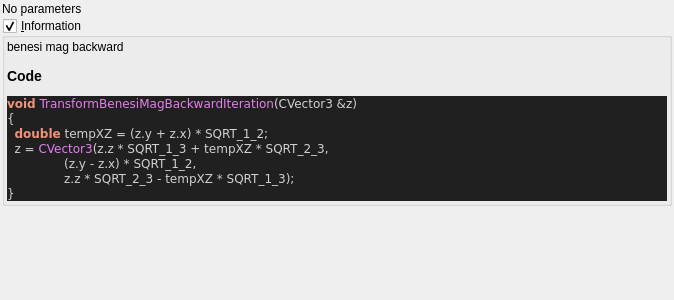
This is mandelbulber2/qt_data/fractal_transf_benesi_mag_backward.ui in buddhi1980/mandelbulber2 as Qt 5 draws it before an edit. The edited form follows.
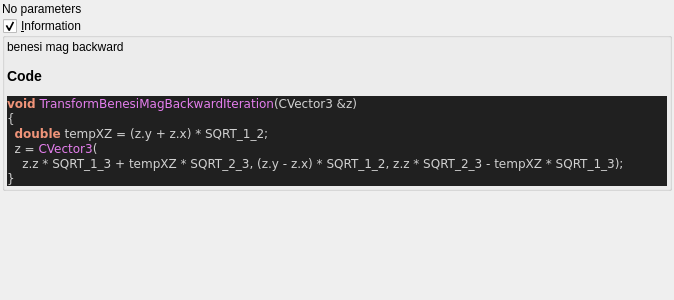
This is the edited form. Custom widgets are drawn as their Qt base class.

Diff of the .ui file:
```diff
--- a/mandelbulber2/qt_data/fractal_transf_benesi_mag_backward.ui
+++ b/mandelbulber2/qt_data/fractal_transf_benesi_mag_backward.ui
@@ -76,9 +76,8 @@
 &lt;pre style=&quot;color:#d0d0d0; background-color:#202020;  font-family:'Courier New',monospace;&quot;&gt;&lt;span style=&quot;color:#f09479; font-weight:bold&quot;&gt;void&lt;/span&gt; &lt;span style=&quot;color:#e47eed&quot;&gt;TransformBenesiMagBackwardIteration&lt;/span&gt;&lt;span style=&quot;color:#d0d0d0&quot;&gt;(&lt;/span&gt;CVector3 &lt;span style=&quot;color:#d0d0d0&quot;&gt;&amp;amp;&lt;/span&gt;z&lt;span style=&quot;color:#d0d0d0&quot;&gt;)&lt;/span&gt;
 &lt;span style=&quot;color:#d0d0d0&quot;&gt;{&lt;/span&gt;
   &lt;span style=&quot;color:#f09479; font-weight:bold&quot;&gt;double&lt;/span&gt; tempXZ &lt;span style=&quot;color:#d0d0d0&quot;&gt;= (&lt;/span&gt;z&lt;span style=&quot;color:#d0d0d0&quot;&gt;.&lt;/span&gt;y &lt;span style=&quot;color:#d0d0d0&quot;&gt;+&lt;/span&gt; z&lt;span style=&quot;color:#d0d0d0&quot;&gt;.&lt;/span&gt;x&lt;span style=&quot;color:#d0d0d0&quot;&gt;) *&lt;/span&gt; SQRT_1_2&lt;span style=&quot;color:#d0d0d0&quot;&gt;;&lt;/span&gt;
-  z &lt;span style=&quot;color:#d0d0d0&quot;&gt;=&lt;/span&gt; &lt;span style=&quot;color:#e47eed&quot;&gt;CVector3&lt;/span&gt;&lt;span style=&quot;color:#d0d0d0&quot;&gt;(&lt;/span&gt;z&lt;span style=&quot;color:#d0d0d0&quot;&gt;.&lt;/span&gt;z &lt;span style=&quot;color:#d0d0d0&quot;&gt;*&lt;/span&gt; SQRT_1_3 &lt;span style=&quot;color:#d0d0d0&quot;&gt;+&lt;/span&gt; tempXZ &lt;span style=&quot;color:#d0d0d0&quot;&gt;*&lt;/span&gt; SQRT_2_3&lt;span style=&quot;color:#d0d0d0&quot;&gt;,&lt;/span&gt;
-               &lt;span style=&quot;color:#d0d0d0&quot;&gt;(&lt;/span&gt;z&lt;span style=&quot;color:#d0d0d0&quot;&gt;.&lt;/span&gt;y &lt;span style=&quot;color:#d0d0d0&quot;&gt;-&lt;/span&gt; z&lt;span style=&quot;color:#d0d0d0&quot;&gt;.&lt;/span&gt;x&lt;span style=&quot;color:#d0d0d0&quot;&gt;) *&lt;/span&gt; SQRT_1_2&lt;span style=&quot;color:#d0d0d0&quot;&gt;,&lt;/span&gt;
-               z&lt;span style=&quot;color:#d0d0d0&quot;&gt;.&lt;/span&gt;z &lt;span style=&quot;color:#d0d0d0&quot;&gt;*&lt;/span&gt; SQRT_2_3 &lt;span style=&quot;color:#d0d0d0&quot;&gt;-&lt;/span&gt; tempXZ &lt;span style=&quot;color:#d0d0d0&quot;&gt;*&lt;/span&gt; SQRT_1_3&lt;span style=&quot;color:#d0d0d0&quot;&gt;);&lt;/span&gt;
+  z &lt;span style=&quot;color:#d0d0d0&quot;&gt;=&lt;/span&gt; &lt;span style=&quot;color:#e47eed&quot;&gt;CVector3&lt;/span&gt;&lt;span style=&quot;color:#d0d0d0&quot;&gt;(&lt;/span&gt;
+    z&lt;span style=&quot;color:#d0d0d0&quot;&gt;.&lt;/span&gt;z &lt;span style=&quot;color:#d0d0d0&quot;&gt;*&lt;/span&gt; SQRT_1_3 &lt;span style=&quot;color:#d0d0d0&quot;&gt;+&lt;/span&gt; tempXZ &lt;span style=&quot;color:#d0d0d0&quot;&gt;*&lt;/span&gt; SQRT_2_3&lt;span style=&quot;color:#d0d0d0&quot;&gt;, (&lt;/span&gt;z&lt;span style=&quot;color:#d0d0d0&quot;&gt;.&lt;/span&gt;y &lt;span style=&quot;color:#d0d0d0&quot;&gt;-&lt;/span&gt; z&lt;span style=&quot;color:#d0d0d0&quot;&gt;.&lt;/span&gt;x&lt;span style=&quot;color:#d0d0d0&quot;&gt;) *&lt;/span&gt; SQRT_1_2&lt;span style=&quot;color:#d0d0d0&quot;&gt;,&lt;/span&gt; z&lt;span style=&quot;color:#d0d0d0&quot;&gt;.&lt;/span&gt;z &lt;span style=&quot;color:#d0d0d0&quot;&gt;*&lt;/span&gt; SQRT_2_3 &lt;span style=&quot;color:#d0d0d0&quot;&gt;-&lt;/span&gt; tempXZ &lt;span style=&quot;color:#d0d0d0&quot;&gt;*&lt;/span&gt; SQRT_1_3&lt;span style=&quot;color:#d0d0d0&quot;&gt;);&lt;/span&gt;
 &lt;span style=&quot;color:#d0d0d0&quot;&gt;}&lt;/span&gt;
 &lt;/pre&gt;
 &lt;/body&gt;</string>
```
